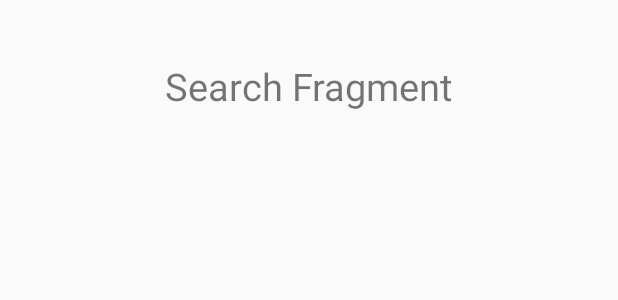
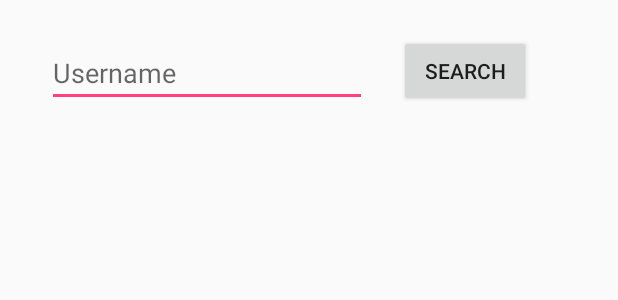
Before and after one commit to brandonlee0405/GG_corp, an Android app: the layout fragment_search.xml on its own in the app's theme, with its tools: preview values and no code run, on a phone screen of 412 x 824 dp. Shown: the top 300 px of the screen. Run offline under Robolectric (Android 15) with nearby library versions, the phone set to English and light mode, and no system bars.

Commit message:
Added search feature.

```diff
--- a/app/src/main/res/layout/fragment_search.xml
+++ b/app/src/main/res/layout/fragment_search.xml
@@ -4,13 +4,25 @@
     android:layout_width="match_parent"
     android:layout_height="match_parent">
 
-    <TextView
+    <Button
+        android:id="@+id/searchButton"
         android:layout_width="wrap_content"
         android:layout_height="wrap_content"
-        android:layout_centerHorizontal="true"
-        android:textSize="25sp"
-        android:text="Search Fragment"
-        android:layout_marginTop="40dp"
-        android:id="@+id/tvFragment2"/>
+        android:layout_alignParentTop="true"
+        android:layout_marginStart="21dp"
+        android:layout_marginTop="23dp"
+        android:layout_toEndOf="@+id/editText"
+        android:text="Search" />
+
+    <EditText
+        android:id="@+id/editText"
+        android:layout_width="wrap_content"
+        android:layout_height="wrap_content"
+        android:layout_alignBottom="@+id/searchButton"
+        android:layout_alignParentStart="true"
+        android:layout_marginStart="31dp"
+        android:ems="10"
+        android:hint="Username"
+        android:inputType="textPersonName" />
 
 </RelativeLayout>
```
Also changed, not shown: app/src/main/java/com/brandonlee/instagram/Fragments/SearchFragment.java (+67 -1 lines).
